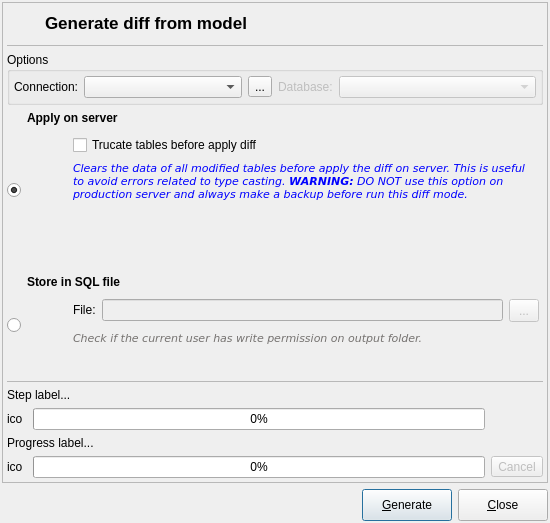
Before: the Qt Designer form libpgmodeler_ui/ui/modeldatabasediffform.ui in pgmodeler/pgmodeler, drawn with Qt 5.
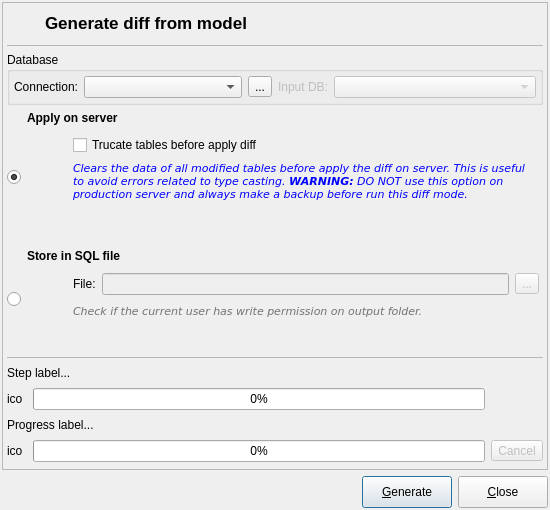
After: the same form once the commit is applied. Icons and pictures are not drawn.

Diff of the .ui file:
```diff
--- a/libpgmodeler_ui/ui/modeldatabasediffform.ui
+++ b/libpgmodeler_ui/ui/modeldatabasediffform.ui
@@ -10,7 +10,7 @@
     <x>0</x>
     <y>0</y>
     <width>550</width>
-    <height>523</height>
+    <height>510</height>
    </rect>
   </property>
   <property name="sizePolicy">
@@ -22,13 +22,13 @@
   <property name="minimumSize">
    <size>
     <width>550</width>
-    <height>440</height>
+    <height>510</height>
    </size>
   </property>
   <property name="maximumSize">
    <size>
-    <width>10000</width>
-    <height>735</height>
+    <width>16777215</width>
+    <height>510</height>
    </size>
   </property>
   <property name="windowTitle">
@@ -164,7 +164,7 @@
          </size>
         </property>
         <property name="title">
-         <string>Options</string>
+         <string>Database</string>
         </property>
         <layout class="QHBoxLayout" name="horizontalLayout_4">
          <property name="leftMargin">
@@ -228,7 +228,7 @@
               <bool>false</bool>
              </property>
              <property name="text">
-              <string>Database:</string>
+              <string>Input DB:</string>
              </property>
             </widget>
            </item>
@@ -606,8 +606,8 @@
              </property>
              <property name="minimumSize">
               <size>
-               <width>30</width>
-               <height>23</height>
+               <width>0</width>
+               <height>0</height>
               </size>
              </property>
              <property name="toolTip">
@@ -622,8 +622,8 @@
              </property>
              <property name="iconSize">
               <size>
-               <width>16</width>
-               <height>16</height>
+               <width>22</width>
+               <height>22</height>
               </size>
              </property>
             </widget>
@@ -635,6 +635,18 @@
       </item>
       <item>
        <widget class="QWidget" name="widget_3" native="true">
+        <property name="sizePolicy">
+         <sizepolicy hsizetype="Preferred" vsizetype="Preferred">
+          <horstretch>0</horstretch>
+          <verstretch>0</verstretch>
+         </sizepolicy>
+        </property>
+        <property name="minimumSize">
+         <size>
+          <width>0</width>
+          <height>110</height>
+         </size>
+        </property>
         <layout class="QGridLayout" name="gridLayout_3">
          <property name="leftMargin">
           <number>0</number>
```
Left out of the diff: 186 changed lines with no effect on the pictures.
